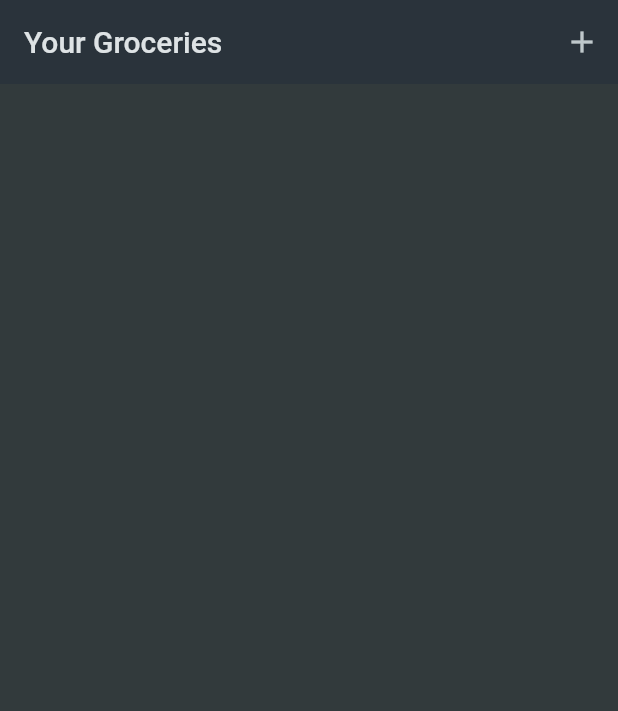
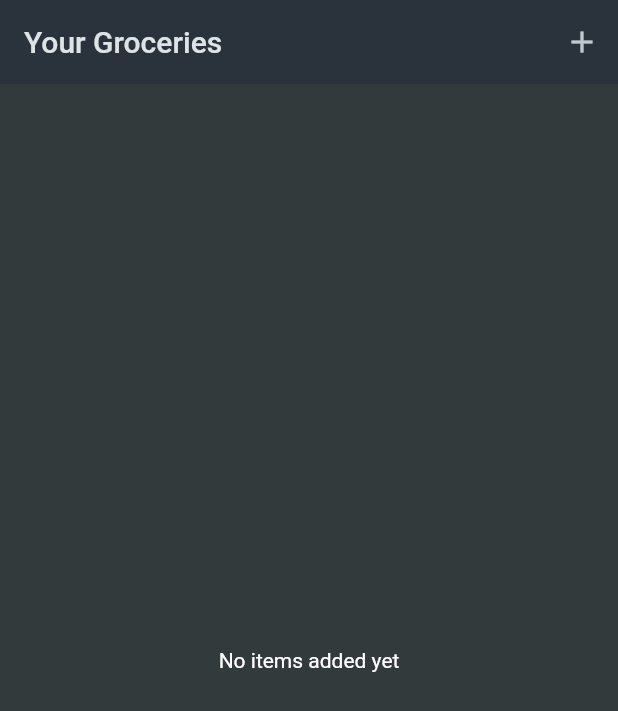
Before and after one commit to Angel-dash/Shoppe, a Flutter app: the screen it shows after launch, on a phone screen of 412 x 824 dp. Shown: the top 711 px of the screen. Run offline on Flutter 3.47's test engine with Material 2 defaults, Android fonts, the phone set to English and light mode, and no system bars.

Commit message:
Swipe to remove added

```diff
--- a/lib/widgets/grocery_list.dart
+++ b/lib/widgets/grocery_list.dart
@@ -26,31 +26,49 @@ class _GroceryListState extends State<GroceryList> {
     });
   }
 
+  void _removeItem(GroceryItem item) {
+    setState(() {
+      _groceryItems.remove(item);
+    });
+  }
+
   Widget build(context) {
+    Widget content = const Center(
+      child: Text("No items added yet"),
+    );
+    if (_groceryItems.isNotEmpty) {
+      content = ListView.builder(
+        itemCount: _groceryItems.length,
+        itemBuilder: (ctx, index) => Dismissible(
+          key: ValueKey(_groceryItems[index].id),
+          onDismissed: (direction) {
+            _removeItem(_groceryItems[index]);
+          },
+          child: ListTile(
+            title: Text(_groceryItems[index].name),
+            leading: Container(
+              width: 24,
+              height: 24,
+              color: _groceryItems[index].category.color,
+            ),
+            trailing: Text(
+              _groceryItems[index].quantity.toString(),
+            ),
+          ),
+        ),
+      );
+    }
     return Scaffold(
       appBar: AppBar(
         title: const Text('Your Groceries'),
         actions: [
           IconButton(
             onPressed: _addItem,
-            icon: Icon(Icons.add),
+            icon: const Icon(Icons.add),
           )
         ],
       ),
-      body: ListView.builder(
-        itemCount: _groceryItems.length,
-        itemBuilder: (ctx, index) => ListTile(
-          title: Text(_groceryItems[index].name),
-          leading: Container(
-            width: 24,
-            height: 24,
-            color: _groceryItems[index].category.color,
-          ),
-          trailing: Text(
-            _groceryItems[index].quantity.toString(),
-          ),
-        ),
-      ),
+      body: content,
     );
   }
 }
```
